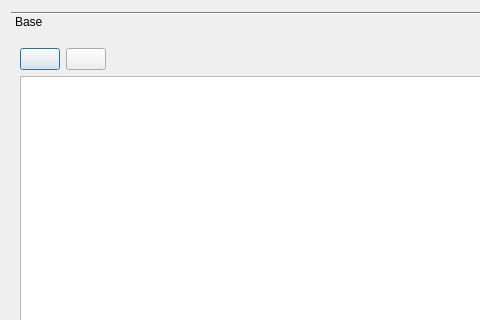
Before: the Qt Designer form core/ui/toolbars/basic/info_epa_orifice.ui in Giswater/giswater_qgis_plugin, drawn with Qt 5; both pictures show x 0 to 480 and y 0 to 320 of the 965 by 489 pixel window.
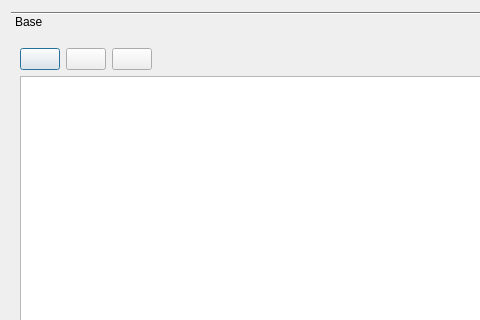
After: the same form once the commit is applied.

Commit message: Enhancement: New 'edit' button in epa actions

What changed in the file:
```diff
--- a/core/ui/toolbars/basic/info_epa_orifice.ui
+++ b/core/ui/toolbars/basic/info_epa_orifice.ui
@@ -24,8 +24,8 @@
        <rect>
         <x>0</x>
         <y>0</y>
-        <width>943</width>
-        <height>368</height>
+        <width>947</width>
+        <height>379</height>
        </rect>
       </property>
       <attribute name="label">
@@ -55,6 +55,13 @@
            </property>
           </widget>
          </item>
+         <item>
+          <widget class="QPushButton" name="btn_edit_base">
+           <property name="text">
+            <string/>
+           </property>
+          </widget>
+         </item>
          <item>
           <spacer name="horizontalSpacer">
            <property name="orientation">
```
Left out of the diff: 11 changed lines with no effect on the pictures. The commit also changes 6 other files.
